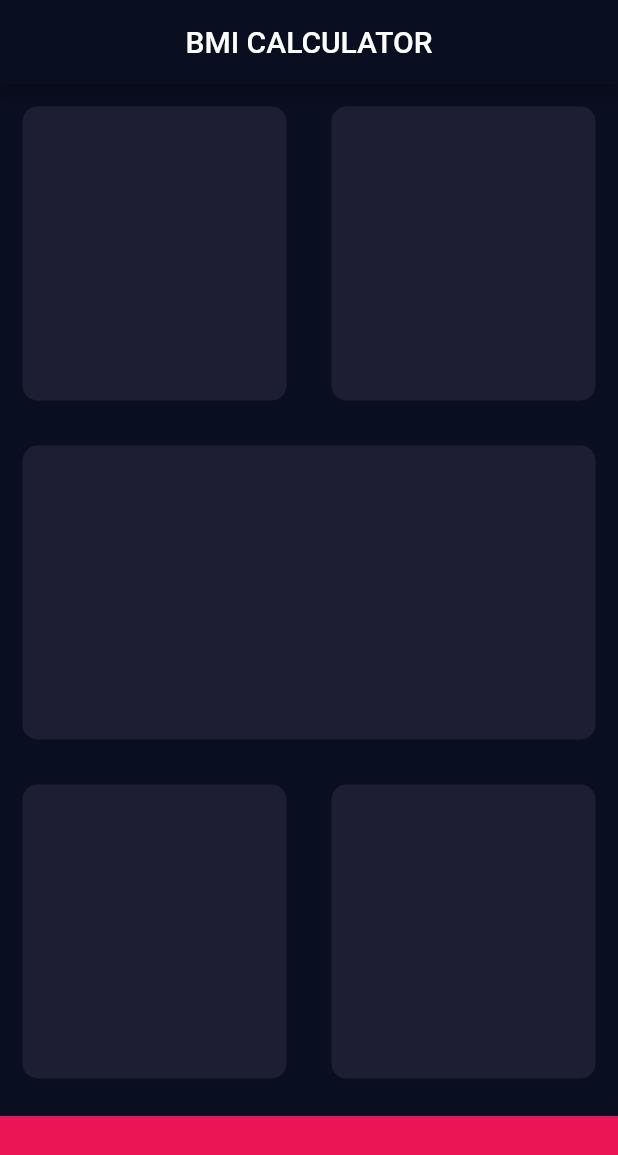
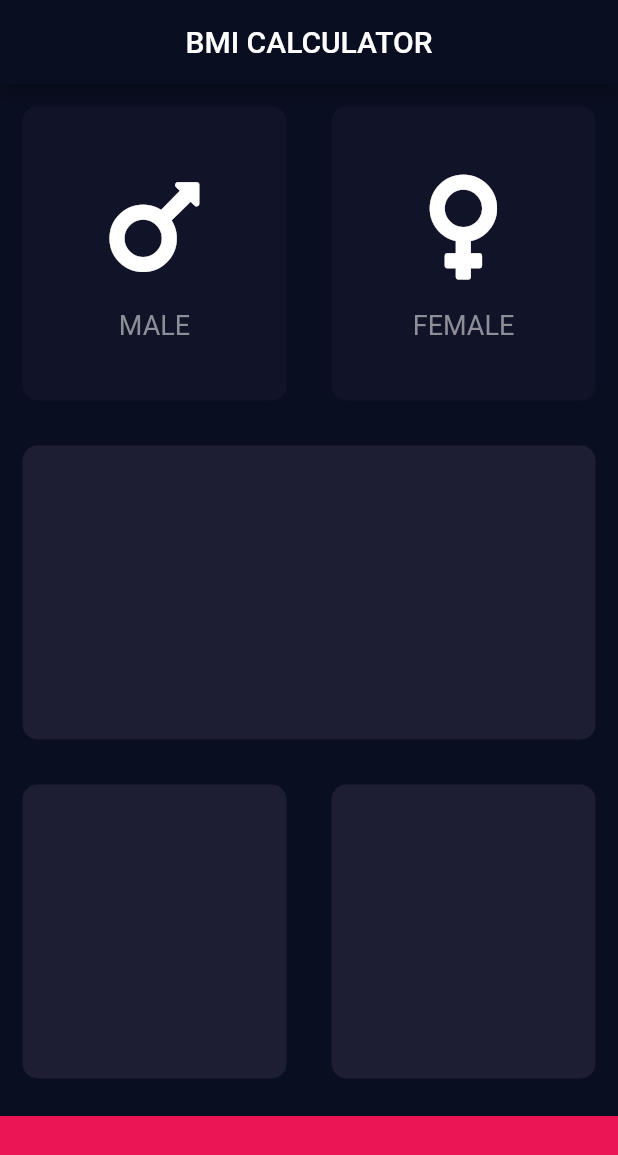
Before and after one commit to dom-king/bmi-calculator-flutter, a Flutter app: the screen it shows after launch, on a phone screen of 412 x 824 dp. Shown: the top 1155 px of the screen. Run offline on Flutter 3.47's test engine with Material 2 defaults, Android fonts, the phone set to English and light mode, and no system bars; our stand-ins replace font_awesome_flutter.

Commit message:
updated the app to recognise gestures and colour control

```diff
--- /dev/null
+++ b/lib/icon_content.dart
@@ -0,0 +1,31 @@
+import 'package:flutter/material.dart';
+
+class IconContent extends StatelessWidget {
+
+  // when creating properties for widgets be making use of final
+  IconContent({this.icon, this.label});
+
+  final IconData icon;
+  final String label;
+
+  @override
+  Widget build(BuildContext context) {
+    return Column(
+      mainAxisAlignment: MainAxisAlignment.center,
+      children: <Widget>[
+        Icon(
+            icon,
+            size: 80.0
+        ),
+        SizedBox(
+            height: 15.0
+        ),
+        Text(label, style: TextStyle(
+            fontSize: 18.0,
+            color: Color(0xFF8D8E98)
+        ),
+        )
+      ],
+    );
+  }
+}
--- a/lib/input_page.dart
+++ b/lib/input_page.dart
@@ -1,7 +1,11 @@
 import 'package:flutter/material.dart';
+import 'package:font_awesome_flutter/font_awesome_flutter.dart';
+import 'icon_content.dart';
+import 'reusable_card.dart';
 
 const bottomContainerHeight = 80.0;
 const activeCardColour = Color(0xFF1D1E33);
+const inactiveCardColour = Color(0xFF111328);
 const bottomContainerColour = Color(0xFFEB1555);
 
 class InputPage extends StatefulWidget {
@@ -10,6 +14,29 @@ class InputPage extends StatefulWidget {
 }
 
 class _InputPageState extends State<InputPage> {
+
+  Color maleCardColour = inactiveCardColour;
+  Color femaleCardColour = inactiveCardColour;
+
+  //1 = male, 2 = female
+  void updateColour(int gender){
+    if(gender == 1){
+      if(maleCardColour == inactiveCardColour) {
+        maleCardColour = activeCardColour;
+        femaleCardColour = inactiveCardColour;
+      } else {
+        maleCardColour = inactiveCardColour;
+      }
+    } else {
+      if(femaleCardColour == inactiveCardColour) {
+        femaleCardColour = activeCardColour;
+        maleCardColour = inactiveCardColour;
+      } else {
+        femaleCardColour = inactiveCardColour;
+      }
+    }
+  }
+
   @override
   Widget build(BuildContext context) {
     return Scaffold(
@@ -20,14 +47,50 @@ class _InputPageState extends State<InputPage> {
         children: <Widget>[
           Expanded(child: Row(
               children: <Widget>[
-                Expanded(child: ReusableCard(colour: activeCardColour)),
-                Expanded(child: ReusableCard(colour: activeCardColour)),
+                Expanded(
+                    child: GestureDetector(
+                      onTap: () {
+                        setState(() {
+                          updateColour(1);
+                        });
+                      },
+                      child: ReusableCard(
+                          colour: maleCardColour,
+                          cardChild: IconContent(icon: FontAwesomeIcons.mars, label: 'MALE'),
+                      ),
+                    )
+                ),
+                Expanded(
+                    child: GestureDetector(
+                      onTap: () {
+                        setState(() {
+                          updateColour(2);
+                        });
+                      },
+                      child: ReusableCard(
+                          colour: femaleCardColour,
+                          cardChild: IconContent(icon: FontAwesomeIcons.venus, label: 'FEMALE'),
+                      ),
+                    )
+                ),
           ])),
-          Expanded(child: ReusableCard(colour: activeCardColour)),
+          Expanded(
+              child: ReusableCard(
+                  colour: activeCardColour
+              )
+          ),
           Expanded(child: Row(
             children: <Widget>[
-              Expanded(child: ReusableCard(colour: activeCardColour)),
-              Expanded(child: ReusableCard(colour: activeCardColour))
+              Expanded(
+                  child: ReusableCard(
+                      colour: activeCardColour
+                  )
+              ),
+              Expanded(
+                  child: ReusableCard(
+                      colour: activeCardColour
+                  )
+              )
           ])),
           Container(
             color: bottomContainerColour,
@@ -40,21 +103,3 @@ class _InputPageState extends State<InputPage> {
     );
   }
 }
-
-class ReusableCard extends StatelessWidget {
-  ReusableCard({@required this.colour});
-
-  // final value, can only set the colour once! - final Color colour;
-  final Color colour;
-
-  @override
-  Widget build(BuildContext context) {
-    return Container(
-      margin: EdgeInsets.all(15.0),
-      decoration: BoxDecoration(
-        color: colour,
-        borderRadius: BorderRadius.circular(10.0),
-      ),
-    );
-  }
-}
--- /dev/null
+++ b/lib/reusable_card.dart
@@ -0,0 +1,21 @@
+import 'package:flutter/material.dart';
+
+class ReusableCard extends StatelessWidget {
+  ReusableCard({@required this.colour, this.cardChild});
+
+  // final value, can only set the colour once! - final Color colour;
+  final Color colour;
+  final Widget cardChild;
+
+  @override
+  Widget build(BuildContext context) {
+    return Container(
+      child: cardChild,
+      margin: EdgeInsets.all(15.0),
+      decoration: BoxDecoration(
+        color: colour,
+        borderRadius: BorderRadius.circular(10.0),
+      ),
+    );
+  }
+}
--- a/pubspec.yaml
+++ b/pubspec.yaml
@@ -11,6 +11,7 @@ dependencies:
     sdk: flutter
 
   cupertino_icons: ^0.1.2
+  font_awesome_flutter: ^8.8.1
 
 dev_dependencies:
   flutter_test:
```
